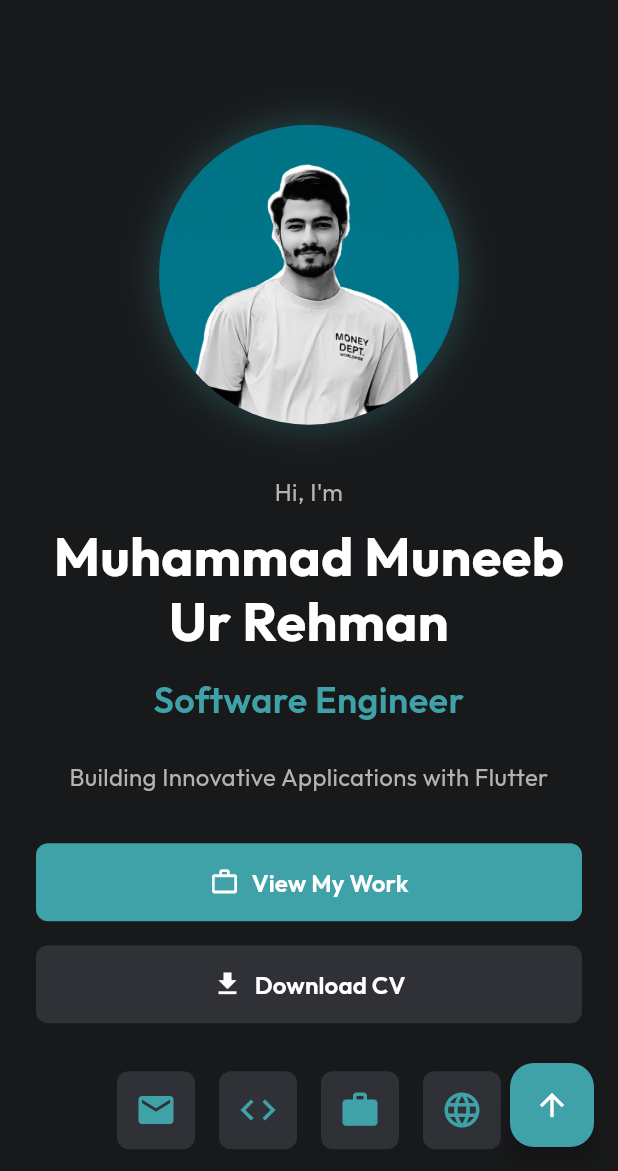
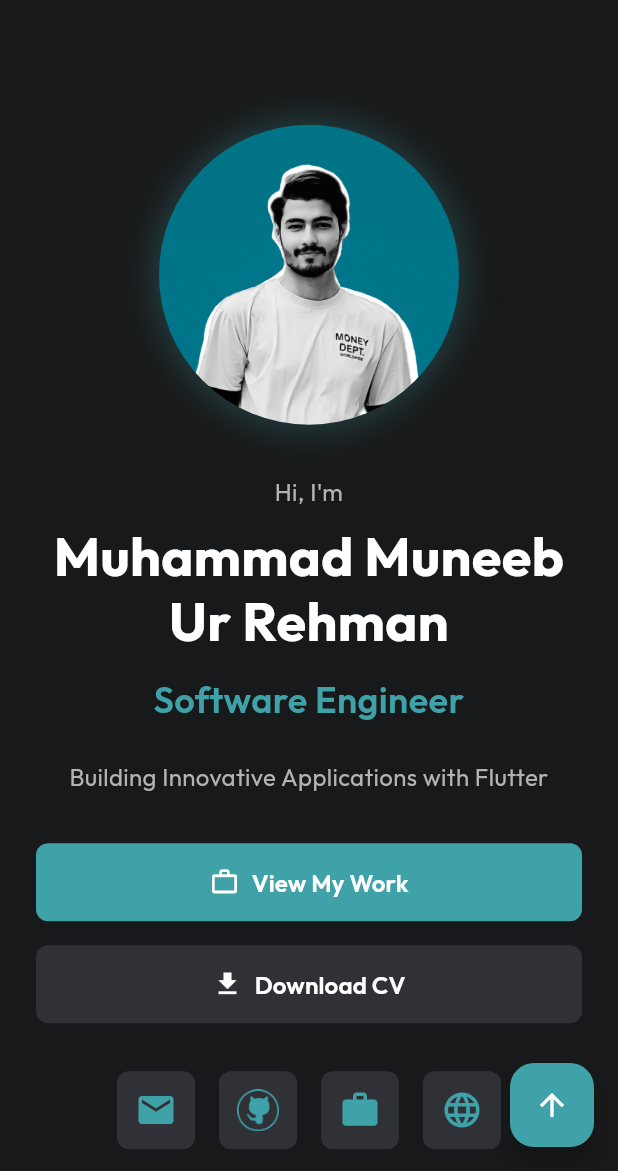
Before and after one commit to mun33b-exe/portfolio-mun33b-exe, a Flutter app: the screen it shows after launch, after a tap on "Download CV", on a phone screen of 412 x 824 dp, the part 65-1236 px from its top. Run offline on Flutter 3.47's test engine with Material 3 defaults, Android fonts, the light colour scheme and no system bars; our stand-ins replace google_fonts.

Commit message:
Minor changes

```diff
--- a/lib/sections/hero_section.dart
+++ b/lib/sections/hero_section.dart
@@ -230,14 +230,13 @@ class _SocialLinks extends StatelessWidget {
   Widget build(BuildContext context) {
     return Row(
       mainAxisAlignment: MainAxisAlignment.center,
-      children: [
-        _SocialButton(
+      children: [        _SocialButton(
           icon: Icons.email,
           onPressed: () => _launchUrl('mailto:${AppConstants.email}'),
         ),
         const SizedBox(width: 16),
-        _SocialButton(
-          icon: Icons.code,
+        _SocialImageButton(
+          imagePath: 'assets/images/github.png',
           onPressed: () => _launchUrl(AppConstants.github),
         ),
         const SizedBox(width: 16),
@@ -277,6 +276,32 @@ class _SocialButton extends StatelessWidget {
   }
 }
 
+class _SocialImageButton extends StatelessWidget {
+  final String imagePath;
+  final VoidCallback onPressed;
+
+  const _SocialImageButton({required this.imagePath, required this.onPressed});
+
+  @override
+  Widget build(BuildContext context) {
+    return IconButton(
+      onPressed: onPressed,
+      icon: Image.asset(
+        imagePath,
+        width: 28,
+        height: 28,
+        color: AppColors.accent,
+      ),
+      iconSize: 28,
+      style: IconButton.styleFrom(
+        backgroundColor: AppColors.button,
+        padding: const EdgeInsets.all(12),
+        shape: RoundedRectangleBorder(borderRadius: BorderRadius.circular(8)),
+      ),
+    );
+  }
+}
+
 void _downloadCV() {
   // Implement CV download logic
   print('Downloading CV...');
--- a/lib/sections/projects_section.dart
+++ b/lib/sections/projects_section.dart
@@ -169,11 +169,15 @@ class _ProjectCardState extends State<_ProjectCard>
                   ),
                   const SizedBox(height: 24),
                   Row(
-                    children: [
-                      Expanded(
+                    children: [                      Expanded(
                         child: OutlinedButton.icon(
                           onPressed: () => _launchUrl(widget.project["github"]),
-                          icon: const Icon(Icons.code, size: 16),
+                          icon: Image.asset(
+                            'assets/images/github.png',
+                            width: 16,
+                            height: 16,
+                            color: AppColors.accent,
+                          ),
                           label: const Text("Code"),
                           style: OutlinedButton.styleFrom(
                             foregroundColor: AppColors.accent,
--- a/lib/widgets/mobile_navigation.dart
+++ b/lib/widgets/mobile_navigation.dart
@@ -100,8 +100,8 @@ class MobileNavigation extends StatelessWidget {
                         onPressed: () =>
                             _launchUrl('mailto:m.muneeburrehmann@gmail.com'),
                       ),
-                      _SocialIconButton(
-                        icon: Icons.code,
+                      _SocialImageIconButton(
+                        imagePath: 'assets/images/github.png',
                         onPressed: () =>
                             _launchUrl('https://github.com/mun33b-exe'),
                       ),
@@ -171,3 +171,29 @@ class _SocialIconButton extends StatelessWidget {
     );
   }
 }
+
+class _SocialImageIconButton extends StatelessWidget {
+  final String imagePath;
+  final VoidCallback onPressed;
+
+  const _SocialImageIconButton({required this.imagePath, required this.onPressed});
+
+  @override
+  Widget build(BuildContext context) {
+    return IconButton(
+      onPressed: onPressed,
+      icon: Image.asset(
+        imagePath,
+        width: 20,
+        height: 20,
+        color: AppColors.accent,
+      ),
+      iconSize: 20,
+      style: IconButton.styleFrom(
+        backgroundColor: AppColors.button,
+        padding: const EdgeInsets.all(8),
+        shape: RoundedRectangleBorder(borderRadius: BorderRadius.circular(6)),
+      ),
+    );
+  }
+}
--- a/lib/widgets/navigation.dart
+++ b/lib/widgets/navigation.dart
@@ -90,14 +90,13 @@ class Footer extends StatelessWidget {
         children: [
           Row(
             mainAxisAlignment: MainAxisAlignment.center,
-            children: [
-              _SocialIcon(
+            children: [              _SocialIcon(
                 Icons.email,
                 () => _launchUrl('mailto:m.muneeburrehmann@gmail.com'),
               ),
               const SizedBox(width: 16),
-              _SocialIcon(
-                Icons.code,
+              _SocialImageIcon(
+                'assets/images/github.png',
                 () => _launchUrl('https://github.com/mun33b-exe'),
               ),
               const SizedBox(width: 16),
@@ -140,6 +139,24 @@ class Footer extends StatelessWidget {
     );
   }
 
+  Widget _SocialImageIcon(String imagePath, VoidCallback onPressed) {
+    return IconButton(
+      onPressed: onPressed,
+      icon: Image.asset(
+        imagePath,
+        width: 24,
+        height: 24,
+        color: AppColors.accent,
+      ),
+      iconSize: 24,
+      style: IconButton.styleFrom(
+        backgroundColor: AppColors.button,
+        padding: const EdgeInsets.all(12),
+        shape: RoundedRectangleBorder(borderRadius: BorderRadius.circular(8)),
+      ),
+    );
+  }
+
   void _launchUrl(String url) {
     print('Launching: $url');
   }
```
